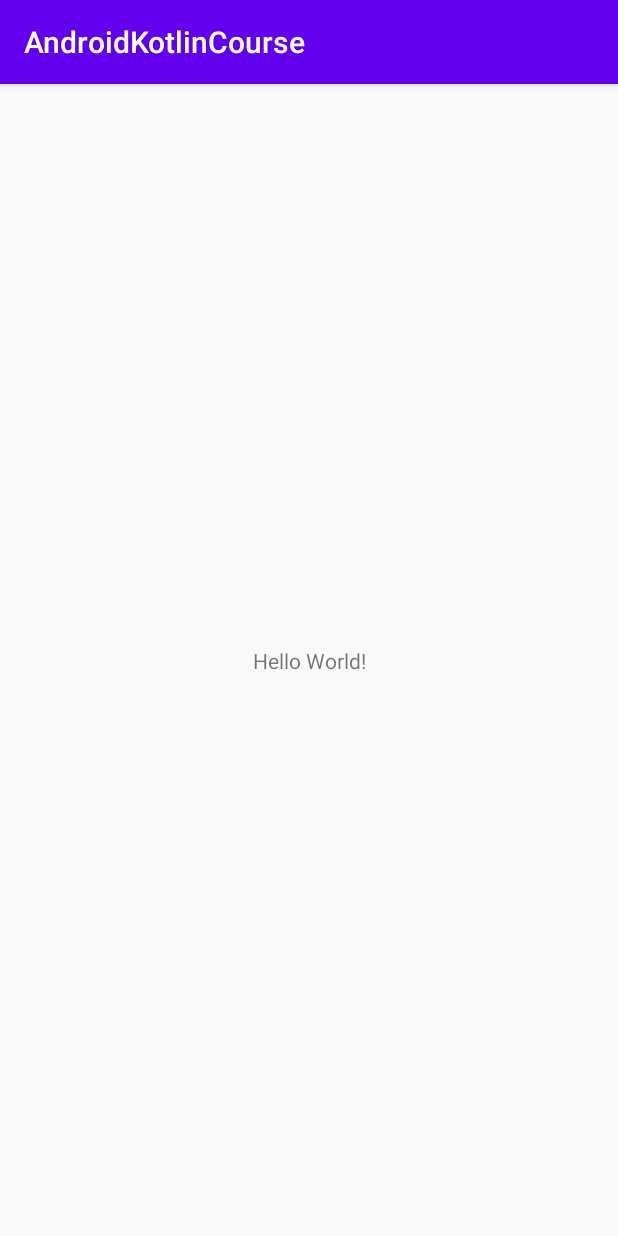
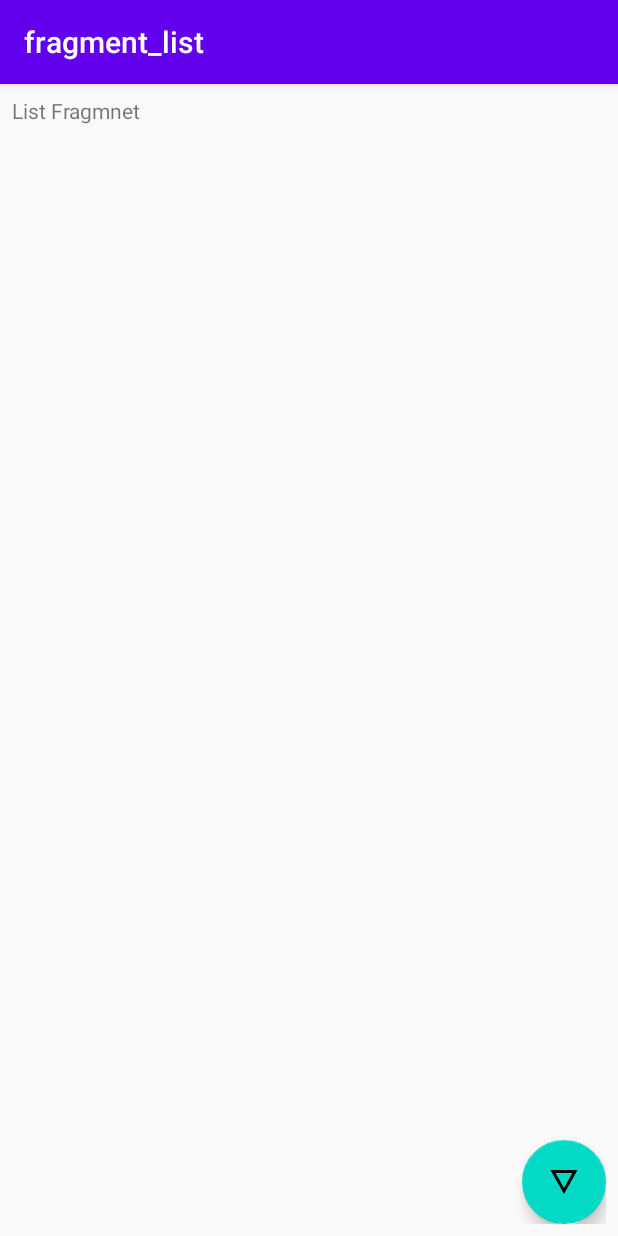
Before and after one commit to fgarcialainez/State-Of-The-Art-Android-Kotlin-Udemy, an Android app: the screen it shows after launch (MainActivity), on a phone screen of 412 x 824 dp. Run offline under Robolectric (Android 15) with nearby library versions, the phone set to English and light mode, and no system bars; our stand-ins replace navigation-ui.

Commit message:
Implemented list and detail fragment skeleton and navigation between them using Navigation library

```diff
--- a/app/src/main/AndroidManifest.xml
+++ b/app/src/main/AndroidManifest.xml
@@ -11,7 +11,7 @@
         android:roundIcon="@mipmap/ic_launcher_round"
         android:supportsRtl="true"
         android:theme="@style/AppTheme">
-        <activity android:name=".MainActivity">
+        <activity android:name=".view.MainActivity">
             <intent-filter>
                 <action android:name="android.intent.action.MAIN" />
 
--- /dev/null
+++ b/app/src/main/java/com/fgarcialainez/androidkotlincourse/view/ListFragment.kt
@@ -0,0 +1,29 @@
+package com.fgarcialainez.androidkotlincourse.view
+
+import android.os.Bundle
+import androidx.fragment.app.Fragment
+import android.view.LayoutInflater
+import android.view.View
+import android.view.ViewGroup
+import androidx.navigation.Navigation
+
+import com.fgarcialainez.androidkotlincourse.R
+import kotlinx.android.synthetic.main.fragment_list.*
+
+class ListFragment : Fragment() {
+
+    override fun onCreateView(inflater: LayoutInflater, container: ViewGroup?, savedInstanceState: Bundle?): View? {
+        // Inflate the layout for this fragment
+        return inflater.inflate(R.layout.fragment_list, container, false)
+    }
+
+    override fun onViewCreated(view: View, savedInstanceState: Bundle?) {
+        super.onViewCreated(view, savedInstanceState)
+
+        buttonDetail.setOnClickListener {
+            // Navigate to the detail fragment
+            val action = ListFragmentDirections.actionDetail()
+            Navigation.findNavController(it).navigate(action)
+        }
+    }
+}
--- /dev/null
+++ b/app/src/main/java/com/fgarcialainez/androidkotlincourse/view/MainActivity.kt
@@ -0,0 +1,27 @@
+package com.fgarcialainez.androidkotlincourse.view
+
+import androidx.appcompat.app.AppCompatActivity
+import android.os.Bundle
+import androidx.navigation.NavController
+import androidx.navigation.Navigation
+import androidx.navigation.ui.NavigationUI
+import com.fgarcialainez.androidkotlincourse.R
+
+class MainActivity : AppCompatActivity() {
+
+    private lateinit var navController: NavController
+
+    override fun onCreate(savedInstanceState: Bundle?) {
+        super.onCreate(savedInstanceState)
+        setContentView(R.layout.activity_main)
+
+        // Setup ActionBar navigation
+        navController = Navigation.findNavController(this, R.id.fragment)
+        NavigationUI.setupActionBarWithNavController(this, navController)
+    }
+
+    override fun onSupportNavigateUp(): Boolean {
+        // Handle ActionBar back action
+        return NavigationUI.navigateUp(navController, null)
+    }
+}
--- /dev/null
+++ b/app/src/main/res/drawable/ic_detail.xml
@@ -0,0 +1,9 @@
+<vector xmlns:android="http://schemas.android.com/apk/res/android"
+        android:width="24dp"
+        android:height="24dp"
+        android:viewportWidth="24.0"
+        android:viewportHeight="24.0">
+    <path
+        android:fillColor="#FF000000"
+        android:pathData="M3,4l9,16 9,-16L3,4zM6.38,6h11.25L12,16 6.38,6z"/>
+</vector>
--- a/app/src/main/res/layout/activity_main.xml
+++ b/app/src/main/res/layout/activity_main.xml
@@ -4,15 +4,23 @@
     xmlns:tools="http://schemas.android.com/tools"
     android:layout_width="match_parent"
     android:layout_height="match_parent"
-    tools:context=".MainActivity">
+    tools:context=".view.MainActivity">
 
-    <TextView
-        android:layout_width="wrap_content"
-        android:layout_height="wrap_content"
-        android:text="Hello World!"
+    <fragment
+        android:id="@+id/fragment"
+        android:name="androidx.navigation.fragment.NavHostFragment"
+        android:layout_width="0dp"
+        android:layout_height="0dp"
+        android:layout_marginStart="8dp"
+        android:layout_marginLeft="8dp"
+        android:layout_marginTop="8dp"
+        android:layout_marginEnd="8dp"
+        android:layout_marginRight="8dp"
+        android:layout_marginBottom="8dp"
+        app:defaultNavHost="true"
         app:layout_constraintBottom_toBottomOf="parent"
-        app:layout_constraintLeft_toLeftOf="parent"
-        app:layout_constraintRight_toRightOf="parent"
-        app:layout_constraintTop_toTopOf="parent" />
-
+        app:layout_constraintEnd_toEndOf="parent"
+        app:layout_constraintStart_toStartOf="parent"
+        app:layout_constraintTop_toTopOf="parent"
+        app:navGraph="@navigation/main_nav" />
 </androidx.constraintlayout.widget.ConstraintLayout>
--- /dev/null
+++ b/app/src/main/res/layout/fragment_list.xml
@@ -0,0 +1,24 @@
+<?xml version="1.0" encoding="utf-8"?>
+<androidx.constraintlayout.widget.ConstraintLayout xmlns:android="http://schemas.android.com/apk/res/android"
+    xmlns:app="http://schemas.android.com/apk/res-auto"
+    xmlns:tools="http://schemas.android.com/tools"
+    android:layout_width="match_parent"
+    android:layout_height="match_parent"
+    tools:context=".view.ListFragment">
+
+    <!-- TODO: Update blank fragment layout -->
+    <TextView
+        android:layout_width="match_parent"
+        android:layout_height="match_parent"
+        android:text="List Fragmnet" />
+
+    <com.google.android.material.floatingactionbutton.FloatingActionButton
+        android:id="@+id/buttonDetail"
+        android:layout_width="wrap_content"
+        android:layout_height="wrap_content"
+        android:clickable="true"
+        android:src="@drawable/ic_detail"
+        app:layout_constraintBottom_toBottomOf="parent"
+        app:layout_constraintEnd_toEndOf="parent" />
+
+</androidx.constraintlayout.widget.ConstraintLayout>
--- /dev/null
+++ b/app/src/main/res/navigation/main_nav.xml
@@ -0,0 +1,26 @@
+<?xml version="1.0" encoding="utf-8"?>
+<navigation xmlns:android="http://schemas.android.com/apk/res/android"
+    xmlns:app="http://schemas.android.com/apk/res-auto"
+    xmlns:tools="http://schemas.android.com/tools"
+    android:id="@+id/animal_nav"
+    app:startDestination="@id/listFragment">
+
+    <fragment
+        android:id="@+id/listFragment"
+        android:name="com.fgarcialainez.androidkotlincourse.view.ListFragment"
+        android:label="fragment_list"
+        tools:layout="@layout/fragment_list" >
+        <action
+            android:id="@+id/actionDetail"
+            app:destination="@id/detailFragment" />
+    </fragment>
+    <fragment
+        android:id="@+id/detailFragment"
+        android:name="com.fgarcialainez.androidkotlincourse.view.DetailFragment"
+        android:label="fragment_detail"
+        tools:layout="@layout/fragment_detail" >
+        <action
+            android:id="@+id/actionList"
+            app:destination="@id/listFragment" />
+    </fragment>
+</navigation>
--- a/app/src/main/res/values/strings.xml
+++ b/app/src/main/res/values/strings.xml
@@ -1,3 +1,6 @@
 <resources>
     <string name="app_name">AndroidKotlinCourse</string>
+
+    <!-- TODO: Remove or change this placeholder text -->
+    <string name="hello_blank_fragment">Hello blank fragment</string>
 </resources>
```
Also changed, not shown: app/build.gradle (+5 -4 lines), app/src/main/java/com/fgarcialainez/androidkotlincourse/MainActivity.kt (deleted, +0 -12 lines), app/src/main/java/com/fgarcialainez/androidkotlincourse/view/DetailFragment.kt (added, +30 -0 lines), app/src/main/res/drawable/ic_list.xml (added, +9 -0 lines), app/src/main/res/layout/fragment_detail.xml (added, +25 -0 lines).
